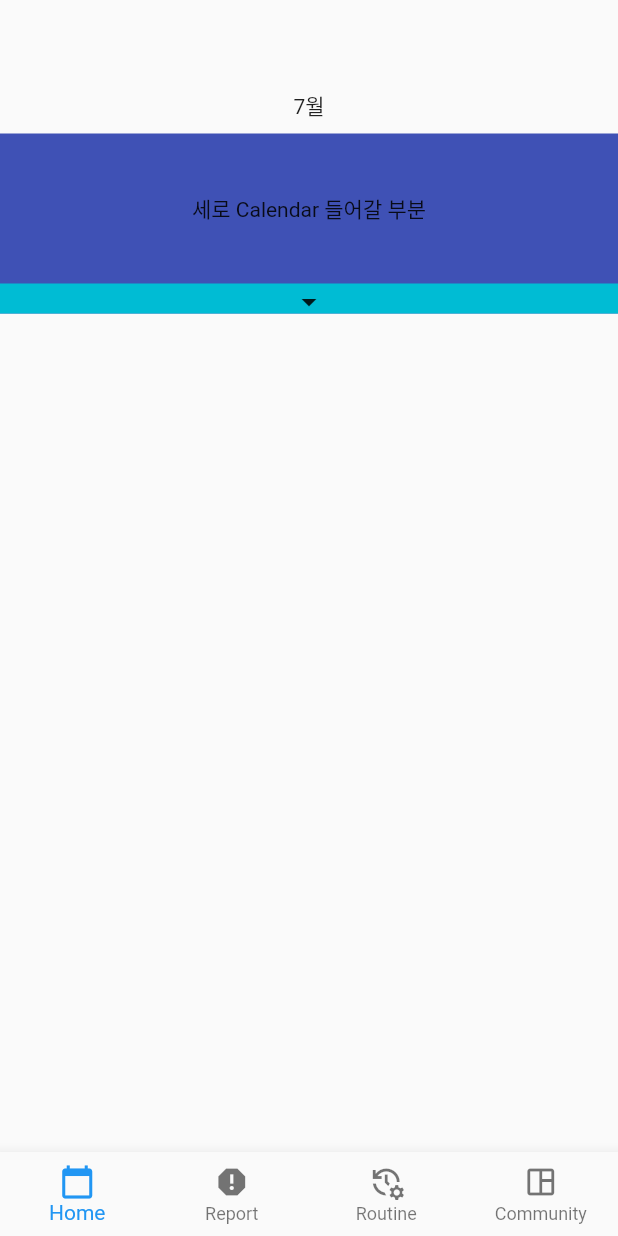
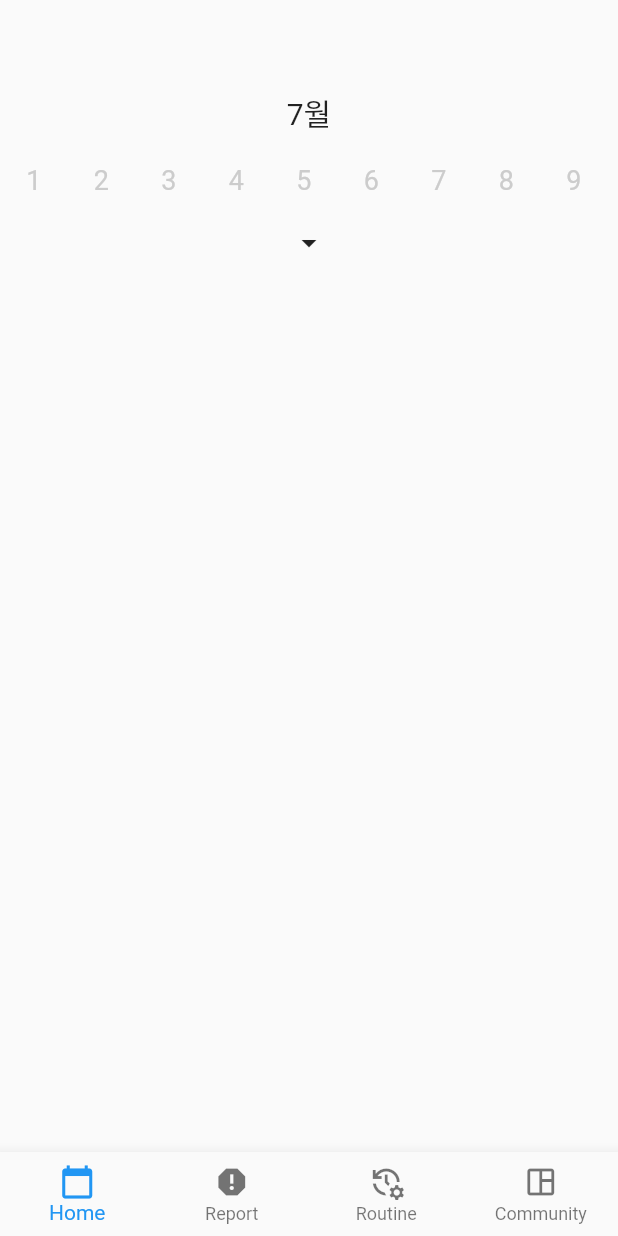
Before and after one commit to ko-inseoklee/day_for_you, a Flutter app: the screen it shows after launch, on a phone screen of 412 x 824 dp. Run offline on Flutter 3.47's test engine with Material 2 defaults, Android fonts, the phone set to English and light mode, and no system bars; our stand-ins replace get.

Commit message:
달력 bottom radius 작업중

```diff
--- /dev/null
+++ b/lib/app/components/calendar/DateCard.dart
@@ -0,0 +1,31 @@
+import 'package:day_for_you/app/modules/app/controllers/app_controller.dart';
+import 'package:flutter/cupertino.dart';
+import 'package:get/get.dart';
+
+class DateCard extends StatelessWidget {
+  DateCard({super.key, required this.date});
+
+  int date;
+
+  @override
+  Widget build(BuildContext context) {
+    final appController = Get.put(AppController());
+    return UnconstrainedBox(
+      child: Container(
+        alignment: Alignment.center,
+        height: 45, width: 45,
+        decoration: BoxDecoration(
+          borderRadius: BorderRadius.circular(25),
+          border: appController.selectedDateTime.value.day == date ?
+          Border.all(color: Color(0xffff84ce)) : Border(),),
+        child: Text(
+          date.toString(),
+          style: TextStyle(
+            fontSize: 18.0,
+            color: appController.selectedDateTime.value.day == date ? Color(0xff000000) : Color(0xffCCCCCC)
+          ),
+        ),
+      ),
+    );
+  }
+}
--- a/lib/app/components/calendar/ExpandedCalendar.dart
+++ b/lib/app/components/calendar/ExpandedCalendar.dart
@@ -9,10 +9,11 @@ class ExpandedCalendar extends StatelessWidget {
 
   final double height;
   final double toggleBtnHeight = 20;
-  final controller = Get.put(HomeController());
 
   @override
   Widget build(BuildContext context) {
+    final controller = Get.put(HomeController());
+
     return Container(
       color: Colors.indigo,
       height: height,
--- a/lib/app/components/calendar/HomeCalendar.dart
+++ b/lib/app/components/calendar/HomeCalendar.dart
@@ -7,7 +7,7 @@ import 'package:get/get.dart';
 class HomeCalendar extends StatelessWidget {
   HomeCalendar({Key? key}) : super(key: key);
 
-  var shrinkedHeight = 120.0.obs;
+  var shrinkedHeight = 110.0.obs;
 
   var expandedHeight = 300.0.obs;
 
@@ -15,7 +15,9 @@ class HomeCalendar extends StatelessWidget {
 
   @override
   Widget build(BuildContext context) {
-    return Obx(() => AnimatedContainer(
+    return Column(
+      children: [
+        Obx(() => AnimatedContainer(
             duration: const Duration(milliseconds: 250),
             height: controller.isCalendarExpanded.value ? expandedHeight.value : shrinkedHeight.value,
             child: SingleChildScrollView(
@@ -24,6 +26,8 @@ class HomeCalendar extends StatelessWidget {
               ShrinkedCalendar( height: shrinkedHeight.value ),
             )
           ),
+        ),
+      ],
     );
   }
 }
--- a/lib/app/components/calendar/ShrinkedCalendar.dart
+++ b/lib/app/components/calendar/ShrinkedCalendar.dart
@@ -1,34 +1,54 @@
 
+import 'package:day_for_you/app/components/calendar/DateCard.dart';
+import 'package:day_for_you/app/modules/app/controllers/app_controller.dart';
 import 'package:day_for_you/app/modules/home/controllers/home_controller.dart';
+import 'package:day_for_you/app/utils/calendarUtils.dart';
 import 'package:flutter/cupertino.dart';
 import 'package:flutter/material.dart';
+import 'package:flutter/rendering.dart';
 import 'package:get/get.dart';
 
 class ShrinkedCalendar extends StatelessWidget {
   ShrinkedCalendar({super.key, required this.height});
 
   final double height;
+  final double monthHeight = 30;
   final double toggleBtnHeight = 20;
-
-  final controller = Get.put(HomeController());
-
 
   @override
   Widget build(BuildContext context) {
+    final controller = Get.put(HomeController());
+    final globalController = Get.put(AppController());
+
     return Container(
-      color: Colors.indigo,
       height: height,
       child: Column(
         children: [
-          SizedBox(
-            width: double.maxFinite, height: height - toggleBtnHeight,
+          Container(
+            height: monthHeight,
             child: Center(
-              child: Text('세로 Calendar 들어갈 부분'),
+              child: Text(
+                  '${Get.find<AppController>().selectedDateTime.value.month}월',
+                style: const TextStyle(fontSize: 20.0),
+              ),
             ),
           ),
           Container(
+            width: double.maxFinite, height: height - toggleBtnHeight - monthHeight,
+            child: ListView.builder(
+              scrollDirection: Axis.horizontal,
+              itemCount: CalendarUtil.endDateOfMonth(globalController.selectedDateTime.value),
+              itemBuilder: (context, idx) {
+                return DateCard(date: idx + 1);
+              },
+            ),
+          ),
+          Container(
+            decoration: BoxDecoration(
+              borderRadius: BorderRadius.only(bottomLeft: Radius.circular(16.0), bottomRight: Radius.circular(16.0)),
+            ),
             width: double.maxFinite, height: toggleBtnHeight,
-            color: Colors.cyan, alignment: Alignment.center,
+            alignment: Alignment.center,
             child: IconButton(
               padding: EdgeInsets.zero,
               onPressed: controller.toggleCalendarExpanded,
--- a/lib/app/modules/app/views/app_view.dart
+++ b/lib/app/modules/app/views/app_view.dart
@@ -15,7 +15,9 @@ class AppView extends GetView<AppController> {
     return WillPopScope(
       child: Obx(
         () => Scaffold(
-          body: IndexedStack(
+          body: Padding(
+            padding: const EdgeInsets.only(top: 60.0),
+            child: IndexedStack(
               index: controller.pageIdx.value,
               children: const [
                 HomeView(),
@@ -23,6 +25,7 @@ class AppView extends GetView<AppController> {
                 RoutineView(),
                 CommunityView()
               ],
+            ),
           ),
           bottomNavigationBar: BottomNavigationBar(
             key: controller.navigationKey,
--- a/lib/app/modules/home/views/home_view.dart
+++ b/lib/app/modules/home/views/home_view.dart
@@ -13,25 +13,12 @@ class HomeView extends GetView<HomeController> {
   @override
   Widget build(BuildContext context) {
     return Scaffold(
-      body: Column(
-        children: [
-          Padding(
-            padding: const EdgeInsets.only(top: 60.0, bottom: 8.0),
-            child: Center(
-              child: Text(
-                  '${Get.find<AppController>().selectedDateTime.value.month}월'
-              ),
-            ),
-          ),
-          Expanded(
-            child: ListView(
-              padding: EdgeInsets.zero,
-              children: [
-                HomeCalendar()
-              ],
-            ),
-          ),
-        ],
+      body: SingleChildScrollView(
+        child: Column(
+          children: [
+            HomeCalendar()
+          ],
+        ),
       ),
     );
   }
--- /dev/null
+++ b/lib/app/utils/calendarUtils.dart
@@ -0,0 +1,10 @@
+class CalendarUtil{
+
+  static int endDateOfMonth(DateTime date) {
+    DateTime dateTime = DateTime.utc(date.year, date.month + 1);
+    dateTime = dateTime.subtract(const Duration(days: 1));
+
+    return dateTime.day;
+  }
+
+}
```
Lines whose indentation alone changed are shown as unchanged.
